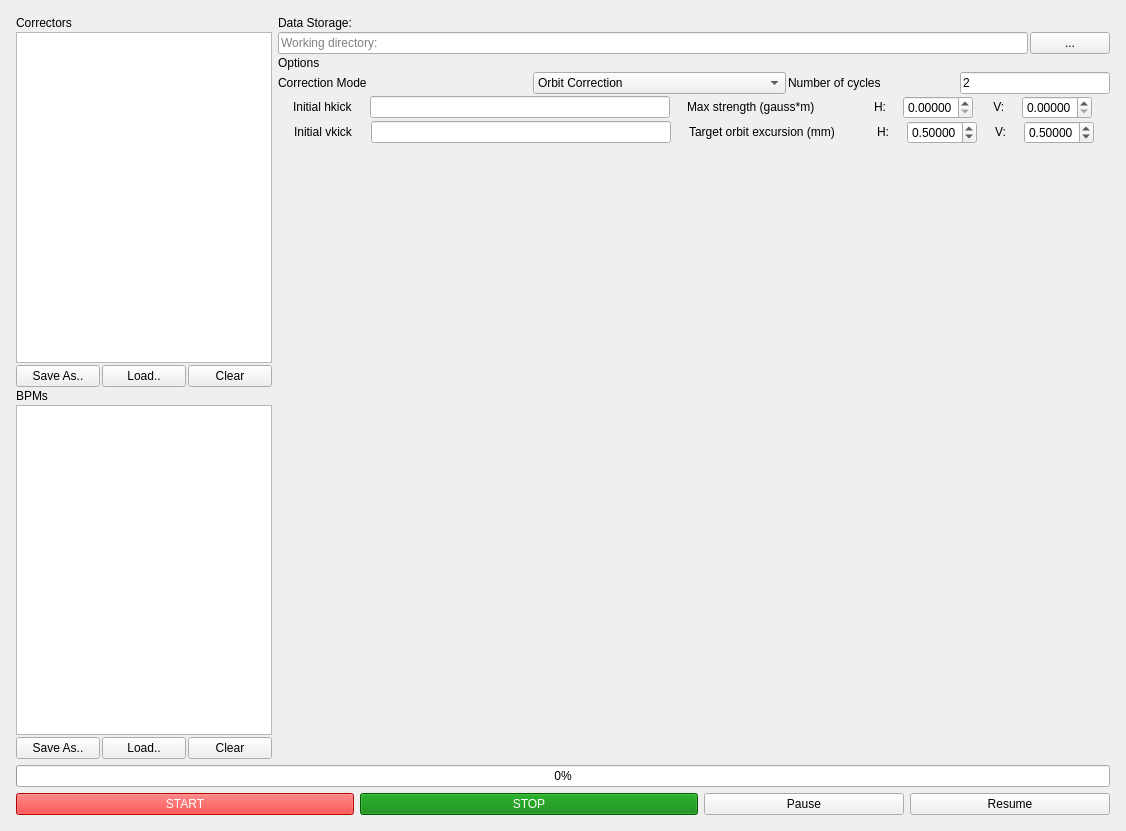
wiktoria-malek/flight-simulator, file UI files/SysID_GUI.ui: the form before one commit.
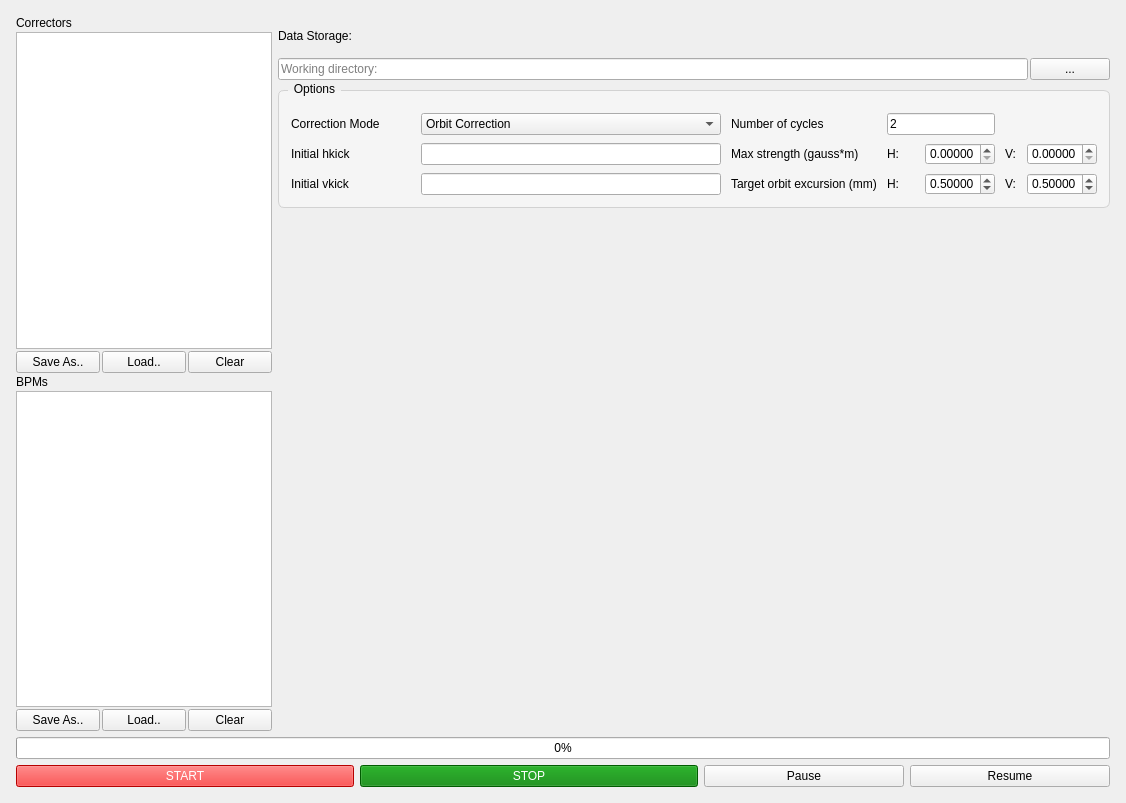
The form after the commit.

Commit message: Adding CERN logo to every GUI, implementing new emittance reconstruction algorithm using opt.m and leaving space for future possible use of xopt, updating all GUIs.

```diff
--- a/UI files/SysID_GUI.ui
+++ b/UI files/SysID_GUI.ui
@@ -7,7 +7,7 @@
     <x>0</x>
     <y>0</y>
     <width>1126</width>
-    <height>831</height>
+    <height>803</height>
    </rect>
   </property>
   <property name="windowTitle">
@@ -148,6 +148,8 @@
            <number>2</number>
           </property>
           <item>
+           <layout class="QHBoxLayout" name="top_header_layout">
+            <item>
            <widget class="QLabel" name="info_label">
             <property name="sizePolicy">
              <sizepolicy hsizetype="Preferred" vsizetype="Fixed">
@@ -161,6 +163,49 @@
            </widget>
           </item>
           <item>
+             <spacer name="top_header_spacer">
+              <property name="orientation">
+               <enum>Qt::Horizontal</enum>
+              </property>
+              <property name="sizeHint" stdset="0">
+               <size>
+                <width>80</width>
+                <height>20</height>
+               </size>
+              </property>
+             </spacer>
+            </item>
+            <item>
+             <widget class="QLabel" name="logo_label">
+              <property name="sizePolicy">
+               <sizepolicy hsizetype="Fixed" vsizetype="Fixed">
+                <horstretch>0</horstretch>
+                <verstretch>0</verstretch>
+               </sizepolicy>
+              </property>
+              <property name="minimumSize">
+               <size>
+                <width>120</width>
+                <height>40</height>
+               </size>
+              </property>
+              <property name="maximumSize">
+               <size>
+                <width>180</width>
+                <height>60</height>
+               </size>
+              </property>
+              <property name="text">
+               <string/>
+              </property>
+              <property name="alignment">
+               <set>Qt::AlignRight|Qt::AlignTop|Qt::AlignTrailing</set>
+              </property>
+             </widget>
+            </item>
+           </layout>
+          </item>
+          <item>
            <layout class="QHBoxLayout" name="working_directory_layout">
             <item>
              <widget class="QLineEdit" name="working_directory_input">
@@ -179,30 +224,63 @@
            </layout>
           </item>
           <item>
-           <layout class="QVBoxLayout" name="options_layout">
-            <item>
-             <widget class="QLabel" name="options_label">
-              <property name="sizePolicy">
-               <sizepolicy hsizetype="Preferred" vsizetype="Fixed">
-                <horstretch>0</horstretch>
-                <verstretch>0</verstretch>
-               </sizepolicy>
-              </property>
-              <property name="text">
+           <widget class="QGroupBox" name="options_groupbox">
+            <property name="title">
                <string>Options</string>
               </property>
-             </widget>
-            </item>
-            <item>
-             <layout class="QHBoxLayout" name="correction_mode">
-              <item>
+            <property name="styleSheet">
+             <string notr="true">QGroupBox {
+    background-color: rgb(245, 245, 245);
+    border: 1px solid rgb(210, 210, 210);
+    border-radius: 6px;
+    margin-top: 8px;
+    padding-top: 6px;
+}
+QGroupBox::title {
+    subcontrol-origin: margin;
+    left: 10px;
+    padding: 0 4px 0 4px;
+}</string>
+            </property>
+            <layout class="QGridLayout" name="options_grid">
+             <property name="leftMargin">
+              <number>12</number>
+             </property>
+             <property name="topMargin">
+              <number>16</number>
+             </property>
+             <property name="rightMargin">
+              <number>12</number>
+             </property>
+             <property name="bottomMargin">
+              <number>12</number>
+             </property>
+             <property name="horizontalSpacing">
+              <number>10</number>
+             </property>
+             <property name="verticalSpacing">
+              <number>8</number>
+             </property>
+             <item row="0" column="0">
                <widget class="QLabel" name="label">
+               <property name="minimumSize">
+                <size>
+                 <width>120</width>
+                 <height>0</height>
+                </size>
+               </property>
+               <property name="maximumSize">
+                <size>
+                 <width>120</width>
+                 <height>16777215</height>
+                </size>
+               </property>
                 <property name="text">
                  <string>Correction Mode</string>
                 </property>
                </widget>
               </item>
-              <item>
+             <item row="0" column="1">
                <widget class="QComboBox" name="choose_mode">
                 <property name="maximumSize">
                  <size>
@@ -232,7 +310,7 @@
                 </item>
                </widget>
               </item>
-              <item>
+             <item row="0" column="2">
                <widget class="QLabel" name="cycle_mode_label">
                 <property name="maximumSize">
                  <size>
@@ -245,7 +323,7 @@
                 </property>
                </widget>
               </item>
-              <item>
+             <item row="0" column="3" colspan="2">
                <widget class="QLineEdit" name="niter_number">
                 <property name="maximumSize">
                  <size>
@@ -258,18 +336,57 @@
                 </property>
                </widget>
               </item>
-             </layout>
-            </item>
-            <item>
-             <layout class="QGridLayout" name="change_layout">
-              <item row="0" column="4">
+             <item row="1" column="0">
+              <widget class="QLabel" name="initial_hkick_label">
+               <property name="minimumSize">
+                <size>
+                 <width>120</width>
+                 <height>0</height>
+                </size>
+               </property>
+               <property name="maximumSize">
+                <size>
+                 <width>120</width>
+                 <height>16777215</height>
+                </size>
+               </property>
+               <property name="text">
+                <string>Initial hkick</string>
+               </property>
+              </widget>
+             </item>
+             <item row="1" column="1">
+              <widget class="QLineEdit" name="initial_hkick_settings">
+               <property name="maximumSize">
+                <size>
+                 <width>300</width>
+                 <height>16777215</height>
+                </size>
+               </property>
+              </widget>
+             </item>
+             <item row="1" column="2">
+              <widget class="QLabel" name="current_label">
+               <property name="maximumSize">
+                <size>
+                 <width>170</width>
+                 <height>16777215</height>
+                </size>
+               </property>
+               <property name="text">
+                <string>Max strength (gauss*m)</string>
+               </property>
+              </widget>
+             </item>
+             <item row="1" column="3">
+              <widget class="QLabel" name="horizontal_current_label">
+               <property name="text">
+                <string>H:</string>
+               </property>
+              </widget>
+             </item>
+             <item row="1" column="4">
                <widget class="QDoubleSpinBox" name="max_horizontal_current_spinbox">
-                <property name="sizePolicy">
-                 <sizepolicy hsizetype="Fixed" vsizetype="Fixed">
-                  <horstretch>0</horstretch>
-                  <verstretch>0</verstretch>
-                 </sizepolicy>
-                </property>
                 <property name="maximumSize">
                  <size>
                   <width>70</width>
@@ -287,43 +404,18 @@
                 </property>
                </widget>
               </item>
-              <item row="0" column="5">
+             <item row="1" column="5">
                <widget class="QLabel" name="vertical_current_label">
-                <property name="sizePolicy">
-                 <sizepolicy hsizetype="Fixed" vsizetype="Fixed">
-                  <horstretch>0</horstretch>
-                  <verstretch>0</verstretch>
-                 </sizepolicy>
-                </property>
                 <property name="text">
-                 <string> V:</string>
+                <string>V:</string>
                 </property>
                </widget>
               </item>
-              <item row="0" column="3">
-               <widget class="QLabel" name="horizontal_current_label">
-                <property name="sizePolicy">
-                 <sizepolicy hsizetype="Fixed" vsizetype="Fixed">
-                  <horstretch>0</horstretch>
-                  <verstretch>0</verstretch>
-                 </sizepolicy>
-                </property>
-                <property name="text">
-                 <string>H:</string>
-                </property>
-               </widget>
-              </item>
-              <item row="0" column="6">
+             <item row="1" column="6">
                <widget class="QDoubleSpinBox" name="max_vertical_current_spinbox">
                 <property name="enabled">
                  <bool>true</bool>
                 </property>
-                <property name="sizePolicy">
-                 <sizepolicy hsizetype="Fixed" vsizetype="Fixed">
-                  <horstretch>0</horstretch>
-                  <verstretch>0</verstretch>
-                 </sizepolicy>
-                </property>
                 <property name="maximumSize">
                  <size>
                   <width>70</width>
@@ -338,82 +430,27 @@
                 </property>
                </widget>
               </item>
-              <item row="0" column="0">
-               <widget class="QLabel" name="initial_hkick_label">
-                <property name="sizePolicy">
-                 <sizepolicy hsizetype="Fixed" vsizetype="Fixed">
-                  <horstretch>0</horstretch>
-                  <verstretch>0</verstretch>
-                 </sizepolicy>
-                </property>
-                <property name="text">
-                 <string>Initial hkick</string>
-                </property>
-               </widget>
-              </item>
-              <item row="0" column="1">
-               <widget class="QLineEdit" name="initial_hkick_settings">
-                <property name="sizePolicy">
-                 <sizepolicy hsizetype="Fixed" vsizetype="Fixed">
-                  <horstretch>0</horstretch>
-                  <verstretch>0</verstretch>
-                 </sizepolicy>
-                </property>
-                <property name="maximumSize">
-                 <size>
-                  <width>300</width>
-                  <height>16777215</height>
-                 </size>
-                </property>
-               </widget>
-              </item>
-              <item row="0" column="2">
-               <widget class="QLabel" name="current_label">
-                <property name="sizePolicy">
-                 <sizepolicy hsizetype="Fixed" vsizetype="Fixed">
-                  <horstretch>0</horstretch>
-                  <verstretch>0</verstretch>
-                 </sizepolicy>
-                </property>
-                <property name="maximumSize">
-                 <size>
-                  <width>170</width>
-                  <height>16777215</height>
-                 </size>
-                </property>
-                <property name="text">
-                 <string>Max strength (gauss*m)</string>
-                </property>
-               </widget>
-              </item>
-             </layout>
-            </item>
-            <item>
-             <layout class="QHBoxLayout" name="excursion_layout">
-              <property name="leftMargin">
-               <number>0</number>
-              </property>
-              <item>
+             <item row="2" column="0">
                <widget class="QLabel" name="initial_vkick_label">
-                <property name="sizePolicy">
-                 <sizepolicy hsizetype="Fixed" vsizetype="Fixed">
-                  <horstretch>0</horstretch>
-                  <verstretch>0</verstretch>
-                 </sizepolicy>
+               <property name="minimumSize">
+                <size>
+                 <width>120</width>
+                 <height>0</height>
+                </size>
+               </property>
+               <property name="maximumSize">
+                <size>
+                 <width>120</width>
+                 <height>16777215</height>
+                </size>
                 </property>
                 <property name="text">
                  <string>Initial vkick</string>
                 </property>
                </widget>
               </item>
-              <item>
+             <item row="2" column="1">
                <widget class="QLineEdit" name="initial_vkick_settings">
-                <property name="sizePolicy">
-                 <sizepolicy hsizetype="Fixed" vsizetype="Fixed">
-                  <horstretch>0</horstretch>
-                  <verstretch>0</verstretch>
-                 </sizepolicy>
-                </property>
                 <property name="maximumSize">
                  <size>
                   <width>300</width>
@@ -422,14 +459,8 @@
                 </property>
                </widget>
               </item>
-              <item>
+             <item row="2" column="2">
                <widget class="QLabel" name="excursion_label">
-                <property name="sizePolicy">
-                 <sizepolicy hsizetype="Fixed" vsizetype="Fixed">
-                  <horstretch>0</horstretch>
-                  <verstretch>0</verstretch>
-                 </sizepolicy>
-                </property>
                 <property name="maximumSize">
                  <size>
                   <width>170</width>
@@ -441,27 +472,15 @@
                 </property>
                </widget>
               </item>
-              <item>
+             <item row="2" column="3">
                <widget class="QLabel" name="horizontal_excursion_label">
-                <property name="sizePolicy">
-                 <sizepolicy hsizetype="Fixed" vsizetype="Fixed">
-                  <horstretch>0</horstretch>
-                  <verstretch>0</verstretch>
-                 </sizepolicy>
-                </property>
                 <property name="text">
                  <string>H:</string>
                 </property>
                </widget>
               </item>
-              <item>
+             <item row="2" column="4">
                <widget class="QDoubleSpinBox" name="horizontal_excursion_spinbox">
-                <property name="sizePolicy">
-                 <sizepolicy hsizetype="Fixed" vsizetype="Fixed">
-                  <horstretch>0</horstretch>
-                  <verstretch>0</verstretch>
-                 </sizepolicy>
-                </property>
                 <property name="maximumSize">
                  <size>
                   <width>70</width>
@@ -479,27 +498,15 @@
                 </property>
                </widget>
               </item>
-              <item>
+             <item row="2" column="5">
                <widget class="QLabel" name="vertical_excursion_label">
-                <property name="sizePolicy">
-                 <sizepolicy hsizetype="Fixed" vsizetype="Fixed">
-                  <horstretch>0</horstretch>
-                  <verstretch>0</verstretch>
-                 </sizepolicy>
-                </property>
                 <property name="text">
                  <string>V:</string>
                 </property>
                </widget>
               </item>
-              <item>
+             <item row="2" column="6">
                <widget class="QDoubleSpinBox" name="vertical_excursion_spinbox">
-                <property name="sizePolicy">
-                 <sizepolicy hsizetype="Fixed" vsizetype="Fixed">
-                  <horstretch>0</horstretch>
-                  <verstretch>0</verstretch>
-                 </sizepolicy>
-                </property>
                 <property name="maximumSize">
                  <size>
                   <width>70</width>
@@ -518,6 +525,7 @@
                </widget>
               </item>
              </layout>
+           </widget>
             </item>
             <item>
              <widget class="QWidget" name="plot_widget" native="true">
@@ -534,8 +542,6 @@
                </size>
               </property>
              </widget>
-            </item>
-           </layout>
           </item>
          </layout>
         </item>
```
Lines whose indentation alone changed are shown as unchanged. The commit also changes 16 other files.
